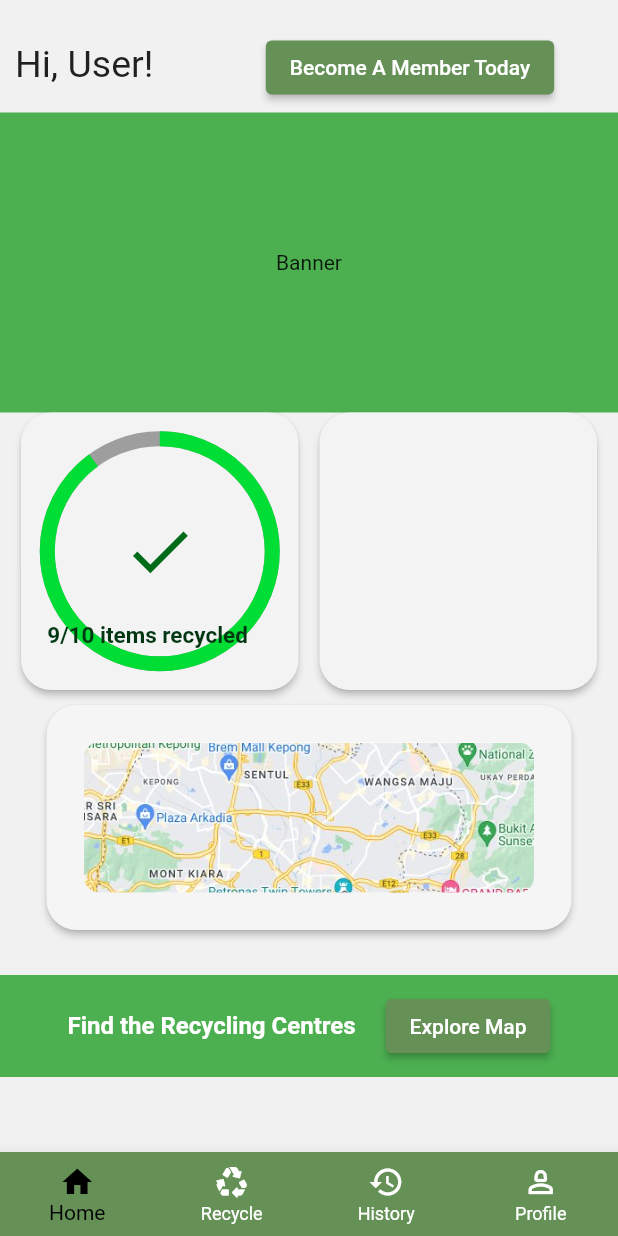
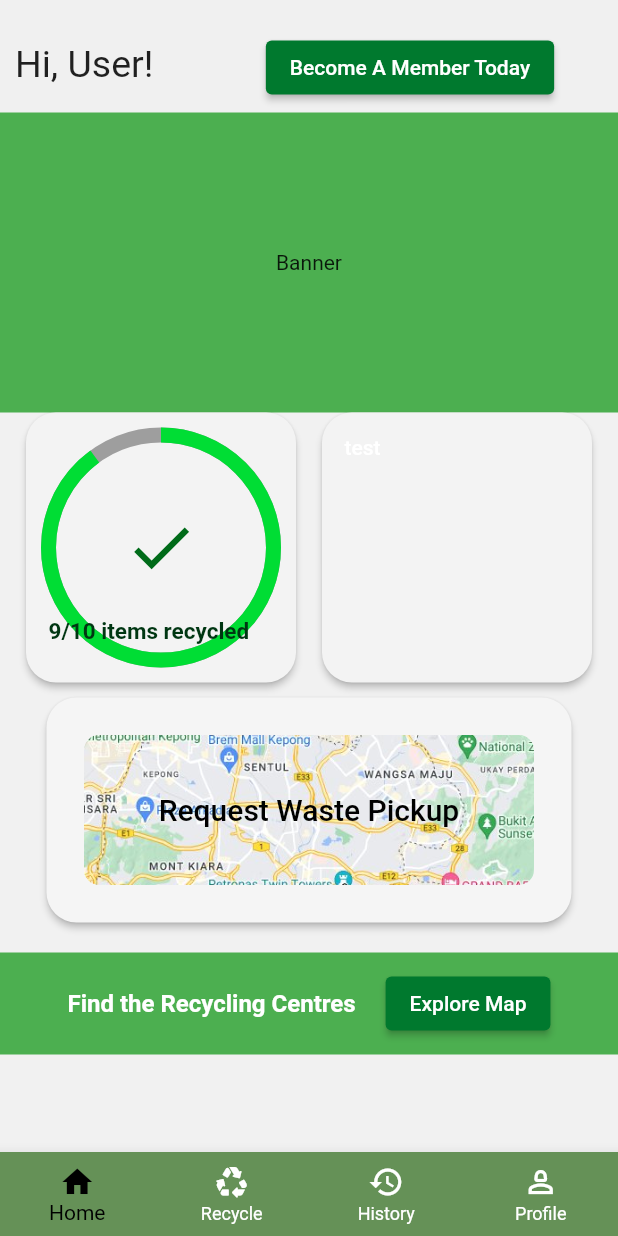
Before and after one commit to nazranyusri/Recycling-Mobile-Application, a Flutter app: the HomePageUser screen opened by its route, on a phone screen of 412 x 824 dp. Run offline on Flutter 3.47's test engine with Material 2 defaults, Android fonts, the light colour scheme and no system bars; our stand-ins replace cloud_firestore, firebase_auth, firebase_core; missing offline and left inert: stripe_payment; accounts and stored records are empty; statements that could not run were skipped.

Commit message:
Align Center

```diff
--- a/lib/HomePage.dart
+++ b/lib/HomePage.dart
@@ -175,11 +175,13 @@ class HomeScreenUser extends StatelessWidget {
   Widget build(BuildContext context) {
     return SingleChildScrollView(
       child: Column(
-        mainAxisAlignment: MainAxisAlignment.spaceEvenly,
+
+        // mainAxisAlignment: MainAxisAlignment.spaceEvenly,
         children: [
+
           Container(
             height: 75,
-            color: Colors.transparent,
+            color: Color.fromARGB(240, 240, 240, 240),
             child: Row(
               // crossAxisAlignment:CrossAxisAlignment.center,
               children: [
@@ -195,7 +197,7 @@ class HomeScreenUser extends StatelessWidget {
                     child: ElevatedButton(
                       //backgroundcolor
                       style: ElevatedButton.styleFrom(
-                        primary: Color.fromRGBO(101, 145, 87, 1),
+                        primary: Color.fromRGBO(0, 121, 46, 1),
                       ),
                       child: Text('Become A Member Today'),
                       onPressed: () {
@@ -225,7 +227,7 @@ class HomeScreenUser extends StatelessWidget {
                   shape: RoundedRectangleBorder(
                     borderRadius: BorderRadius.circular(20),
                   ),
-                  fixedSize: Size(185, 185),
+                  fixedSize: Size(180, 180),
                   shadowColor: Colors.green[750],
                   primary: Color.fromRGBO(243, 243, 243, 0.995),
                 ),
@@ -294,7 +296,7 @@ class HomeScreenUser extends StatelessWidget {
                   shape: RoundedRectangleBorder(
                     borderRadius: BorderRadius.circular(20),
                   ),
-                  fixedSize: Size(185, 185),
+                  fixedSize: Size(180, 180),
                   shadowColor: Colors.green[750],
                   primary: Color.fromRGBO(243, 243, 243, 0.995),
                 ),
@@ -318,9 +320,10 @@ class HomeScreenUser extends StatelessWidget {
                   // padding: const EdgeInsets.only(left: 5,right: 5, top: 5, bottom: 5),
                   child:
 
-                const Stack(
+                const Text(
+'test'
                     // alignment: Alignment.center,
-                    fit: StackFit.expand,
+                    // fit: StackFit.expand,
                     // children: [
 
                     //   CircularProgressIndicator(
@@ -392,8 +395,19 @@ class HomeScreenUser extends StatelessWidget {
 
           ),
         ),
+        child: const Center(
+          child: Text(
+            style: TextStyle(
+              color: Colors.black,
+              fontSize: 20,
+            ),
+            'Request Waste Pickup'
+          ),
         ),
-        ),),
+      ),
+    ),
+        ),
+        ),
 
   // ),
     // ],
@@ -451,11 +465,11 @@ class HomeScreenUser extends StatelessWidget {
 // ),
 
   // Add margin to the Column widget itself
-),
+// ],),
 
 
           Container(
-            margin: const EdgeInsets.only(top: 20, bottom: 20),
+            margin: const EdgeInsets.only(top: 10, bottom: 20),
             padding: EdgeInsets.only(top: 10, bottom: 10),
             color: Colors.green,
               child: Row(
@@ -481,7 +495,7 @@ class HomeScreenUser extends StatelessWidget {
                       child: ElevatedButton(
                         //backgroundcolor
                         style: ElevatedButton.styleFrom(
-                          primary: Color.fromRGBO(101, 145, 87, 1),
+                          primary: Color.fromRGBO(0, 121, 46, 1),
                         ),
                         child: Text('Explore Map'),
                         onPressed: () {
```
